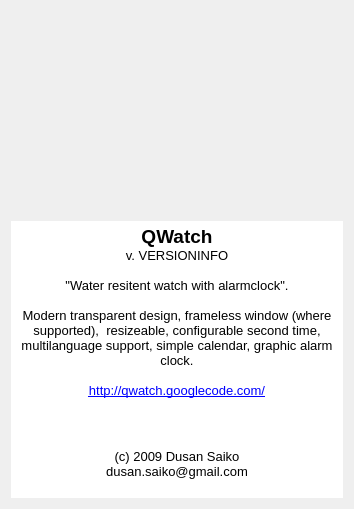
Old version of the form src-app/ui/about.ui in the repository dsaiko/qwatch.
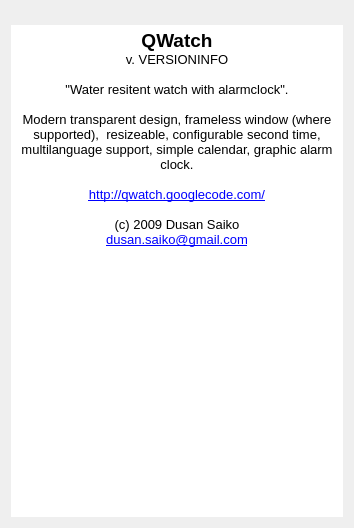
New version of the form. Icons and pictures are not drawn.

Commit message: about dialog

What changed in the file:
```diff
--- a/src-app/ui/about.ui
+++ b/src-app/ui/about.ui
@@ -7,7 +7,7 @@
     <x>0</x>
     <y>0</y>
     <width>354</width>
-    <height>509</height>
+    <height>528</height>
    </rect>
   </property>
   <property name="windowTitle">
@@ -15,7 +15,7 @@
   </property>
   <layout class="QHBoxLayout" name="horizontalLayout">
    <item>
-    <layout class="QGridLayout" name="gridLayout" rowstretch="10,10,1" columnstretch="1">
+    <layout class="QGridLayout" name="gridLayout" rowstretch="0,1" columnstretch="0">
      <property name="spacing">
       <number>0</number>
      </property>
@@ -38,15 +38,18 @@
         <string>&lt;!DOCTYPE HTML PUBLIC &quot;-//W3C//DTD HTML 4.0//EN&quot; &quot;http://www.w3.org/TR/REC-html40/strict.dtd&quot;&gt;
 &lt;html&gt;&lt;head&gt;&lt;meta name=&quot;qrichtext&quot; content=&quot;1&quot; /&gt;&lt;style type=&quot;text/css&quot;&gt;
 p, li { white-space: pre-wrap; }
-&lt;/style&gt;&lt;/head&gt;&lt;body style=&quot; font-family:'DejaVu Sans'; font-size:9pt; font-weight:400; font-style:normal;&quot;&gt;
-&lt;p align=&quot;center&quot; style=&quot; margin-top:0px; margin-bottom:0px; margin-left:0px; margin-right:0px; -qt-block-indent:0; text-indent:0px;&quot;&gt;&lt;span style=&quot; font-family:'Sans'; font-size:14pt; font-weight:600;&quot;&gt;QWatch&lt;/span&gt;&lt;/p&gt;
-&lt;p align=&quot;center&quot; style=&quot; margin-top:0px; margin-bottom:0px; margin-left:0px; margin-right:0px; -qt-block-indent:0; text-indent:0px;&quot;&gt;&lt;span style=&quot; font-family:'Sans'; font-size:10pt;&quot;&gt;v. VERSIONINFO&lt;/span&gt;&lt;/p&gt;
-&lt;p align=&quot;center&quot; style=&quot;-qt-paragraph-type:empty; margin-top:0px; margin-bottom:0px; margin-left:0px; margin-right:0px; -qt-block-indent:0; text-indent:0px; font-family:'Sans'; font-size:10pt;&quot;&gt;&lt;/p&gt;
-&lt;p align=&quot;center&quot; style=&quot; margin-top:0px; margin-bottom:0px; margin-left:0px; margin-right:0px; -qt-block-indent:0; text-indent:0px;&quot;&gt;&lt;span style=&quot; font-family:'Sans'; font-size:10pt;&quot;&gt;&quot;Water resitent watch with alarmclock&quot;.&lt;/span&gt;&lt;/p&gt;
-&lt;p align=&quot;center&quot; style=&quot;-qt-paragraph-type:empty; margin-top:0px; margin-bottom:0px; margin-left:0px; margin-right:0px; -qt-block-indent:0; text-indent:0px; font-family:'Sans'; font-size:10pt;&quot;&gt;&lt;/p&gt;
-&lt;p align=&quot;center&quot; style=&quot; margin-top:0px; margin-bottom:0px; margin-left:0px; margin-right:0px; -qt-block-indent:0; text-indent:0px;&quot;&gt;&lt;span style=&quot; font-family:'Sans'; font-size:10pt;&quot;&gt;Modern transparent design, frameless window (where supported),  resizeable, configurable second time, multilanguage support, simple calendar, graphic alarm clock.&lt;/span&gt;&lt;/p&gt;
-&lt;p align=&quot;center&quot; style=&quot;-qt-paragraph-type:empty; margin-top:0px; margin-bottom:0px; margin-left:0px; margin-right:0px; -qt-block-indent:0; text-indent:0px; font-family:'Sans'; font-size:10pt;&quot;&gt;&lt;/p&gt;
-&lt;p align=&quot;center&quot; style=&quot; margin-top:0px; margin-bottom:0px; margin-left:0px; margin-right:0px; -qt-block-indent:0; text-indent:0px;&quot;&gt;&lt;a href=&quot;http://qwatch.googlecode.com/&quot;&gt;&lt;span style=&quot; font-family:'Sans'; font-size:10pt; text-decoration: underline; color:#0000ff;&quot;&gt;http://qwatch.googlecode.com/&lt;/span&gt;&lt;/a&gt;&lt;/p&gt;&lt;/body&gt;&lt;/html&gt;</string>
+&lt;/style&gt;&lt;/head&gt;&lt;body style=&quot; font-family:'Sans'; font-size:10pt; font-weight:400; font-style:normal;&quot;&gt;
+&lt;p align=&quot;center&quot; style=&quot; margin-top:0px; margin-bottom:0px; margin-left:0px; margin-right:0px; -qt-block-indent:0; text-indent:0px;&quot;&gt;&lt;span style=&quot; font-size:14pt; font-weight:600;&quot;&gt;QWatch&lt;/span&gt;&lt;/p&gt;
+&lt;p align=&quot;center&quot; style=&quot; margin-top:0px; margin-bottom:0px; margin-left:0px; margin-right:0px; -qt-block-indent:0; text-indent:0px;&quot;&gt;v. VERSIONINFO&lt;/p&gt;
+&lt;p align=&quot;center&quot; style=&quot;-qt-paragraph-type:empty; margin-top:0px; margin-bottom:0px; margin-left:0px; margin-right:0px; -qt-block-indent:0; text-indent:0px;&quot;&gt;&lt;/p&gt;
+&lt;p align=&quot;center&quot; style=&quot; margin-top:0px; margin-bottom:0px; margin-left:0px; margin-right:0px; -qt-block-indent:0; text-indent:0px;&quot;&gt;&quot;Water resitent watch with alarmclock&quot;.&lt;/p&gt;
+&lt;p align=&quot;center&quot; style=&quot;-qt-paragraph-type:empty; margin-top:0px; margin-bottom:0px; margin-left:0px; margin-right:0px; -qt-block-indent:0; text-indent:0px;&quot;&gt;&lt;/p&gt;
+&lt;p align=&quot;center&quot; style=&quot; margin-top:0px; margin-bottom:0px; margin-left:0px; margin-right:0px; -qt-block-indent:0; text-indent:0px;&quot;&gt;Modern transparent design, frameless window (where supported),  resizeable, configurable second time, multilanguage support, simple calendar, graphic alarm clock.&lt;/p&gt;
+&lt;p align=&quot;center&quot; style=&quot;-qt-paragraph-type:empty; margin-top:0px; margin-bottom:0px; margin-left:0px; margin-right:0px; -qt-block-indent:0; text-indent:0px;&quot;&gt;&lt;/p&gt;
+&lt;p align=&quot;center&quot; style=&quot; margin-top:0px; margin-bottom:0px; margin-left:0px; margin-right:0px; -qt-block-indent:0; text-indent:0px;&quot;&gt;&lt;a href=&quot;http://qwatch.googlecode.com/&quot;&gt;&lt;span style=&quot; text-decoration: underline; color:#0000ff;&quot;&gt;http://qwatch.googlecode.com/&lt;/span&gt;&lt;/a&gt;&lt;/p&gt;
+&lt;p align=&quot;center&quot; style=&quot;-qt-paragraph-type:empty; margin-top:0px; margin-bottom:0px; margin-left:0px; margin-right:0px; -qt-block-indent:0; text-indent:0px; text-decoration: underline; color:#0000ff;&quot;&gt;&lt;/p&gt;
+&lt;p align=&quot;center&quot; style=&quot; margin-top:0px; margin-bottom:0px; margin-left:0px; margin-right:0px; -qt-block-indent:0; text-indent:0px;&quot;&gt;(c) 2009 Dusan Saiko&lt;/p&gt;
+&lt;p align=&quot;center&quot; style=&quot; margin-top:0px; margin-bottom:0px; margin-left:0px; margin-right:0px; -qt-block-indent:0; text-indent:0px;&quot;&gt;&lt;a href=&quot;mailto:dusan.saiko@gmail.com&quot;&gt;&lt;span style=&quot; text-decoration: underline; color:#0000ff;&quot;&gt;dusan.saiko@gmail.com&lt;/span&gt;&lt;/a&gt;&lt;/p&gt;&lt;/body&gt;&lt;/html&gt;</string>
        </property>
        <property name="openExternalLinks">
         <bool>true</bool>
@@ -56,22 +59,6 @@
        </property>
       </widget>
      </item>
-     <item row="2" column="0">
-      <widget class="QTextBrowser" name="textBrowser">
-       <property name="frameShape">
-        <enum>QFrame::NoFrame</enum>
-       </property>
-       <property name="html">
-        <string>&lt;!DOCTYPE HTML PUBLIC &quot;-//W3C//DTD HTML 4.0//EN&quot; &quot;http://www.w3.org/TR/REC-html40/strict.dtd&quot;&gt;
-&lt;html&gt;&lt;head&gt;&lt;meta name=&quot;qrichtext&quot; content=&quot;1&quot; /&gt;&lt;style type=&quot;text/css&quot;&gt;
-p, li { white-space: pre-wrap; }
-&lt;/style&gt;&lt;/head&gt;&lt;body style=&quot; font-family:'DejaVu Sans'; font-size:9pt; font-weight:400; font-style:normal;&quot;&gt;
-&lt;p align=&quot;center&quot; style=&quot;-qt-paragraph-type:empty; margin-top:0px; margin-bottom:0px; margin-left:0px; margin-right:0px; -qt-block-indent:0; text-indent:0px; font-family:'Sans'; font-size:10pt;&quot;&gt;&lt;/p&gt;
-&lt;p align=&quot;center&quot; style=&quot; margin-top:0px; margin-bottom:0px; margin-left:0px; margin-right:0px; -qt-block-indent:0; text-indent:0px;&quot;&gt;&lt;span style=&quot; font-family:'Sans'; font-size:10pt;&quot;&gt;(c) 2009 Dusan Saiko&lt;/span&gt;&lt;/p&gt;
-&lt;p align=&quot;center&quot; style=&quot; margin-top:0px; margin-bottom:0px; margin-left:0px; margin-right:0px; -qt-block-indent:0; text-indent:0px;&quot;&gt;&lt;span style=&quot; font-family:'Sans'; font-size:10pt;&quot;&gt;dusan.saiko@gmail.com&lt;/span&gt;&lt;/p&gt;&lt;/body&gt;&lt;/html&gt;</string>
-       </property>
-      </widget>
-     </item>
     </layout>
    </item>
   </layout>
```
The commit also changes 10 other files.
